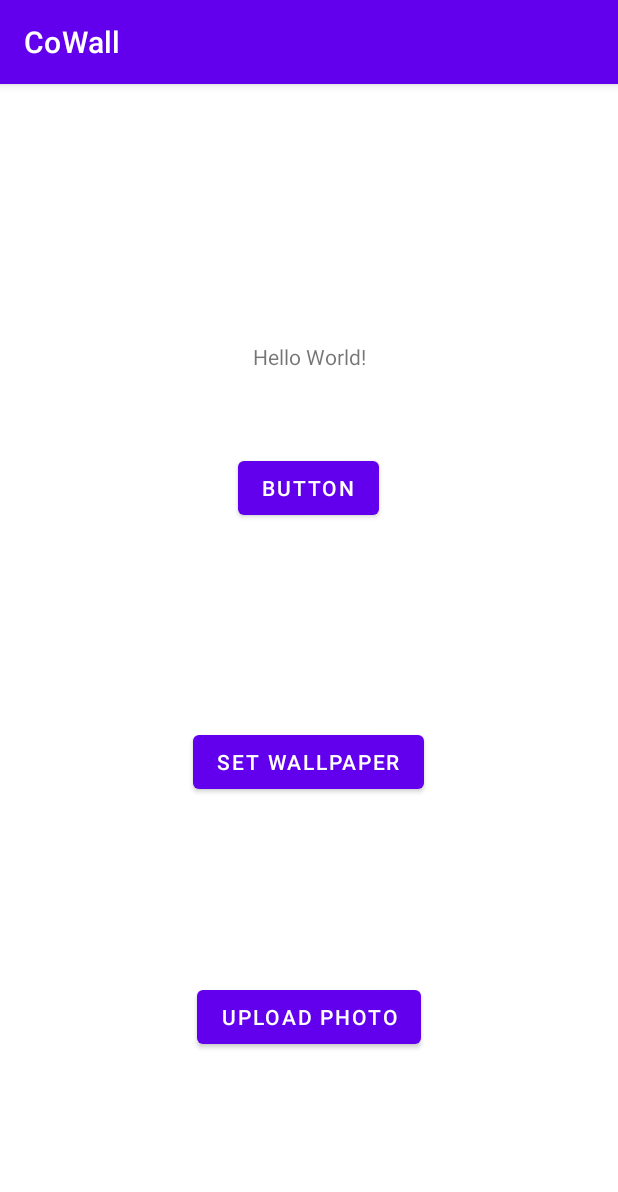
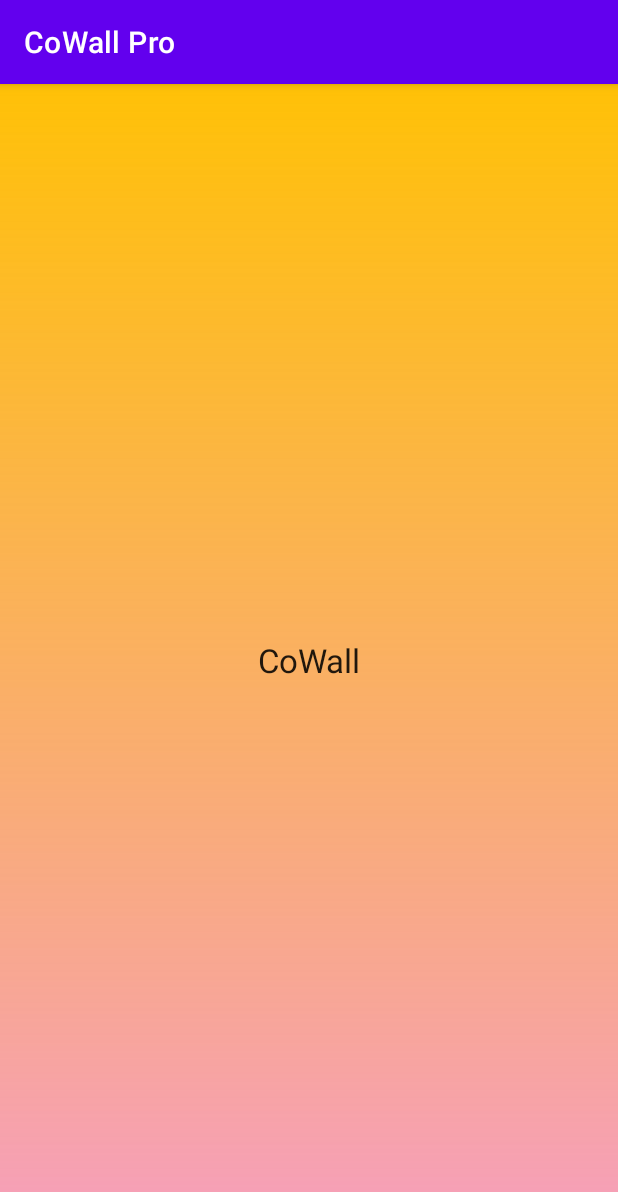
Before and after one commit to CHAHATMB/CoWall, an Android app: the first screen one second after launch (MainActivity before the commit, SplashScreenActivity after it), on a phone screen of 412 x 824 dp. Shown: the top 1192 px of the screen. Run offline under Robolectric (Android 15) with nearby library versions, the light colour scheme and no system bars.

Commit message:
splash screen

```diff
--- a/app/build.gradle
+++ b/app/build.gradle
@@ -33,6 +33,10 @@ android {
     kotlinOptions {
         jvmTarget = '1.8'
     }
+    buildFeatures {
+        viewBinding true
+    }
+
 }
 
 dependencies {
--- /dev/null
+++ b/app/src/main/java/com/example/cowall/SplashScreenActivity.kt
@@ -0,0 +1,58 @@
+package com.example.cowall
+
+import android.content.Context
+import android.content.Intent
+import androidx.appcompat.app.AppCompatActivity
+import android.os.Bundle
+import android.os.Handler
+import android.util.Log
+import kotlin.random.Random
+
+class SplashScreenActivity : AppCompatActivity() {
+    private val SPLASH_TIME_OUT: Long = 1000
+    override fun onCreate(savedInstanceState: Bundle?) {
+        super.onCreate(savedInstanceState)
+        setContentView(R.layout.activity_splash_screen);
+
+        val shouldShowMainScreen = checkConditions() // Replace with your own condition check
+        Handler().postDelayed({
+            val intent = if (shouldShowMainScreen) {
+                Intent(this, MainActivity::class.java)
+            } else {
+                Intent(this, CreateOrJoinRoom::class.java)
+            }
+
+            startActivity(intent)
+            finish()
+        }, SPLASH_TIME_OUT)
+    }
+
+    private fun checkConditions(): Boolean {
+        val sharedPref = getSharedPreferences("cowall", Context.MODE_PRIVATE)
+        val identifierString = "joinedRoomId"
+        var joinedRoomId : String
+        if (sharedPref.contains(identifierString)) {
+            joinedRoomId = sharedPref.getString(identifierString, "default_value").toString()
+            return true
+        } else {
+            if(sharedPref.contains("roomId")){
+                val roomId = sharedPref.getString("roomId", "default_value").toString()
+                val fbc = FireBaseConnector()
+                fbc.initializeConnection(this.applicationContext)
+                val roomDataCounts = fbc.getMessageCount("roomId/${roomId}")
+                if(roomDataCounts > 1){
+                    with (sharedPref.edit()) {
+                        putString(identifierString, roomId)
+                        apply()
+                    }
+                    return true
+                } else{
+                    return false
+                }
+
+            } else {
+                return false
+            }
+        }
+    }
+}
--- /dev/null
+++ b/app/src/main/res/drawable/background.xml
@@ -0,0 +1,5 @@
+<?xml version="1.0" encoding="utf-8"?>
+<shape xmlns:android="http://schemas.android.com/apk/res/android">
+    <gradient android:angle="-45" android:startColor="#FFC107" android:endColor="#6DE91E63"/>
+
+</shape>
--- a/app/src/main/res/layout/activity_main.xml
+++ b/app/src/main/res/layout/activity_main.xml
@@ -4,55 +4,41 @@
     xmlns:tools="http://schemas.android.com/tools"
     android:layout_width="match_parent"
     android:layout_height="match_parent"
-    tools:context=".MainActivity">
+    tools:context=".MainActivity"
+    android:background="@drawable/background">
 
     <TextView
-        android:id="@+id/textView"
+        android:id="@+id/yourRoomId"
         android:layout_width="wrap_content"
         android:layout_height="wrap_content"
-        android:text="Hello World!"
+        android:text="Choose Img"
+        android:textAppearance="@style/TextAppearance.AppCompat.Large"
         app:layout_constraintBottom_toBottomOf="parent"
         app:layout_constraintEnd_toEndOf="parent"
         app:layout_constraintStart_toStartOf="parent"
         app:layout_constraintTop_toTopOf="parent"
-        app:layout_constraintVertical_bias="0.23" />
-
-    <Button
-        android:id="@+id/button"
-        android:layout_width="wrap_content"
-        android:layout_height="wrap_content"
-        android:onClick="changeWallpaper"
-        android:text="Button"
-        app:layout_constraintBottom_toBottomOf="parent"
-        app:layout_constraintEnd_toEndOf="parent"
-        app:layout_constraintHorizontal_bias="0.498"
-        app:layout_constraintStart_toStartOf="parent"
-        app:layout_constraintTop_toBottomOf="@+id/textView"
-        app:layout_constraintVertical_bias="0.102" />
+        app:layout_constraintVertical_bias="0.11" />
 
     <Button
         android:id="@+id/btn_upload"
         android:layout_width="wrap_content"
         android:layout_height="wrap_content"
+        android:layout_marginBottom="24dp"
         android:text="Upload Photo"
-        android:onClick="btnUploadFunction"
         app:layout_constraintBottom_toBottomOf="parent"
         app:layout_constraintEnd_toEndOf="parent"
-        app:layout_constraintStart_toStartOf="parent"
-        app:layout_constraintTop_toBottomOf="@+id/btn_set_wallpaper"
-         />
+        app:layout_constraintHorizontal_bias="0.08"
+        app:layout_constraintStart_toStartOf="parent" />
 
     <Button
         android:id="@+id/btn_set_wallpaper"
         android:layout_width="wrap_content"
         android:layout_height="wrap_content"
+        android:layout_marginEnd="40dp"
         android:text="Set Wallpaper"
-        android:onClick="btnSetWallpaperFunction"
-        app:layout_constraintBottom_toBottomOf="parent"
+        app:layout_constraintBottom_toBottomOf="@+id/btn_upload"
         app:layout_constraintEnd_toEndOf="parent"
-        app:layout_constraintHorizontal_bias="0.498"
-        app:layout_constraintStart_toStartOf="parent"
-        app:layout_constraintTop_toBottomOf="@+id/button"
-        app:layout_constraintVertical_bias="0.316" />
+        app:layout_constraintTop_toTopOf="@+id/btn_upload"
+        app:layout_constraintVertical_bias="1.0" />
 
 </androidx.constraintlayout.widget.ConstraintLayout>
--- /dev/null
+++ b/app/src/main/res/layout/activity_splash_screen.xml
@@ -0,0 +1,20 @@
+<?xml version="1.0" encoding="utf-8"?>
+<androidx.constraintlayout.widget.ConstraintLayout xmlns:android="http://schemas.android.com/apk/res/android"
+    xmlns:app="http://schemas.android.com/apk/res-auto"
+    xmlns:tools="http://schemas.android.com/tools"
+    android:layout_width="match_parent"
+    android:layout_height="match_parent"
+    tools:context=".SplashScreenActivity"
+    android:background="@drawable/background">
+
+    <TextView
+        android:id="@+id/textView2"
+        android:layout_width="wrap_content"
+        android:layout_height="wrap_content"
+        android:text="CoWall"
+        android:textAppearance="@style/TextAppearance.AppCompat.Large"
+        app:layout_constraintBottom_toBottomOf="parent"
+        app:layout_constraintEnd_toEndOf="parent"
+        app:layout_constraintStart_toStartOf="parent"
+        app:layout_constraintTop_toTopOf="parent" />
+</androidx.constraintlayout.widget.ConstraintLayout>
--- a/app/src/main/res/values/strings.xml
+++ b/app/src/main/res/values/strings.xml
@@ -1,3 +1,3 @@
 <resources>
-    <string name="app_name">CoWall</string>
+    <string name="app_name">CoWall Pro</string>
 </resources>
```
Also changed, not shown: app/src/main/AndroidManifest.xml (+13 -4 lines), app/src/main/java/com/example/cowall/CreateOrJoinRoom.kt (added, +84 -0 lines), app/src/main/java/com/example/cowall/FireBaseConnector.kt (+56 -8 lines), app/src/main/java/com/example/cowall/MainActivity.kt (+30 -149 lines), app/src/main/java/com/example/cowall/RunningService.kt (+12 -5 lines), app/src/main/res/layout/activity_create_or_join_room.xml (added, +61 -0 lines).
